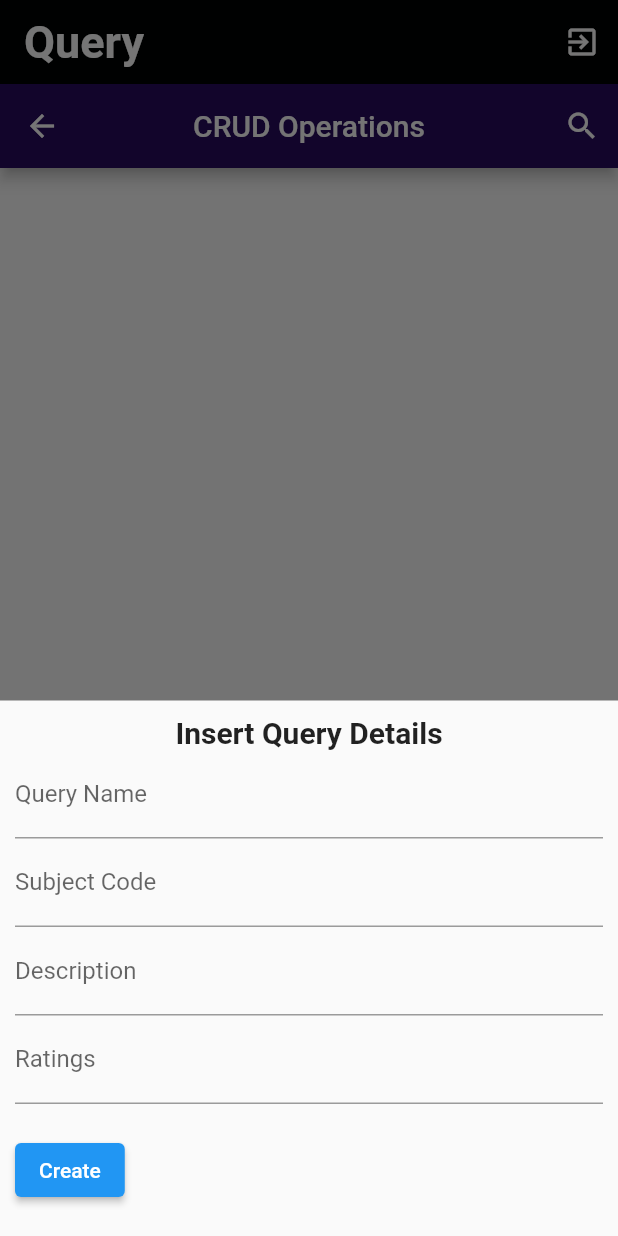
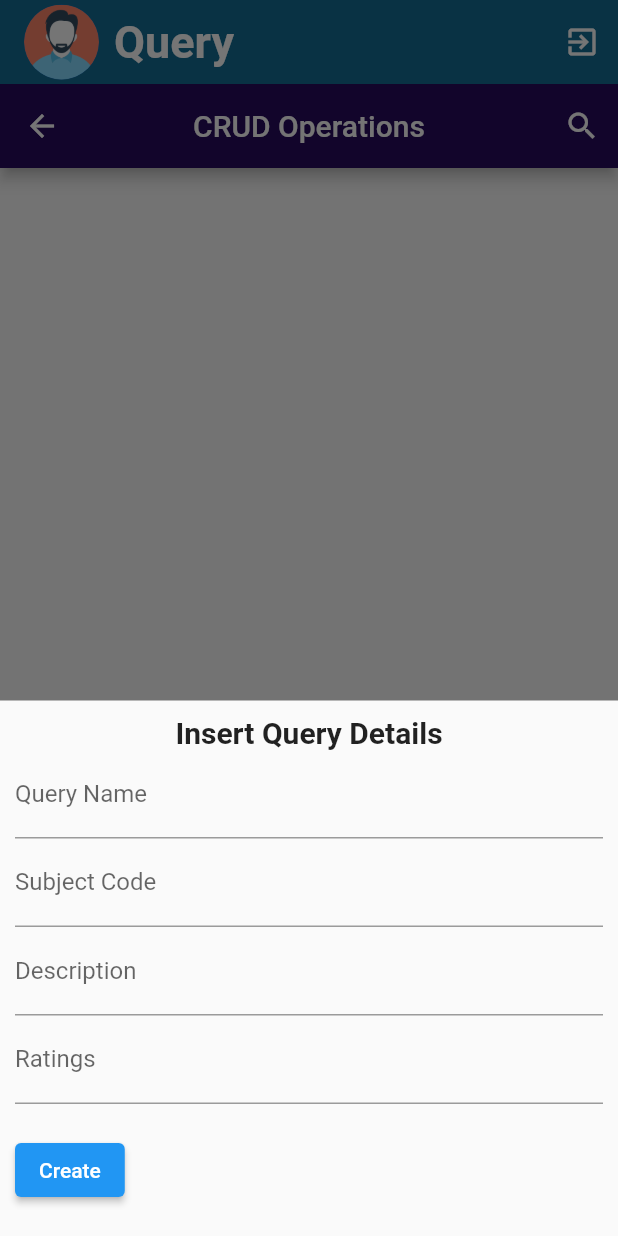
Before and after one commit to Harish3000/shades-app-flutter-project, a Flutter app: the BottomTabBar screen opened by its route, after a tap on the "add" icon, on a phone screen of 412 x 824 dp. Run offline on Flutter 3.47's test engine with Material 2 defaults, Android fonts, the phone set to English and light mode, and no system bars; our stand-ins replace cloud_firestore, firebase_auth, firebase_core, flutter_rating_bar; accounts and stored records are empty.

Commit message:
Profile Image

```diff
--- a/shades/lib/shared/common_widgets/BottomTabBar.dart
+++ b/shades/lib/shared/common_widgets/BottomTabBar.dart
@@ -4,6 +4,7 @@ import 'package:shades/features/community_mgt/community.dart';
 import 'package:shades/features/module_mgt/module.dart';
 import 'package:shades/features/query_mgt/query.dart';
 import 'package:shades/features/resource_mgt/resource.dart';
+import 'package:shades/features/community_mgt/user_profile.dart'; // Import the user profile page
 
 class BottomTabBar extends StatefulWidget {
   const BottomTabBar({Key? key}) : super(key: key);
@@ -33,7 +34,26 @@ class _BottomTabBarState extends State<BottomTabBar> {
       body: _tabs[_currentIndex],
       appBar: AppBar(
         automaticallyImplyLeading: false,
-        title: Text(
+        backgroundColor: const Color(0xFF146C94),
+        elevation: 0,
+        title: Row(
+          children: [
+            InkWell(
+              onTap: () {
+                // Navigate to user profile page
+                Navigator.push(
+                  context,
+                  MaterialPageRoute(builder: (context) => UserProfilePage()),
+                );
+              },
+              child: CircleAvatar(
+                radius: 25,
+                backgroundImage:
+                    AssetImage('assets/community/profile images/pp.png'),
+              ),
+            ),
+            SizedBox(width: 10), // Add spacing between profile image and title
+            Text(
               _tabTitles[_currentIndex],
               style: const TextStyle(
                 fontSize: 30,
@@ -41,8 +61,8 @@ class _BottomTabBarState extends State<BottomTabBar> {
                 color: Colors.white,
               ),
             ),
-        backgroundColor: const Color.fromARGB(255, 0, 3, 3),
-        elevation: 0,
+          ],
+        ),
         actions: [
           IconButton(
             icon: Icon(Icons.exit_to_app),
@@ -68,23 +88,22 @@ class _BottomTabBarState extends State<BottomTabBar> {
         items: [
           BottomNavigationBarItem(
             backgroundColor: Colors.pink,
-            icon: Icon(Icons.question_answer), // Customize the icon for Query
+            icon: Icon(Icons.question_answer),
             label: 'Query',
           ),
           BottomNavigationBarItem(
             backgroundColor: Color.fromARGB(255, 0, 219, 248),
-            icon: Icon(Icons.apps), // Customize the icon for Modules
+            icon: Icon(Icons.apps),
             label: 'Modules',
           ),
           BottomNavigationBarItem(
             backgroundColor: Colors.blueGrey,
-            icon: Icon(
-                Icons.book_online_sharp), // Customize the icon for Resources
+            icon: Icon(Icons.book_online_sharp),
             label: 'Resources',
           ),
           BottomNavigationBarItem(
             backgroundColor: Color(0xFF146C94),
-            icon: Icon(Icons.group), // Customize the icon for Community
+            icon: Icon(Icons.group),
             label: 'Community',
           ),
         ],
--- a/shades/pubspec.yaml
+++ b/shades/pubspec.yaml
@@ -67,6 +67,7 @@ flutter:
     - assets/module/
     - assets/community/
     - assets/community/community images/
+    - assets/community/profile images/
 
   # An image asset can refer to one or more resolution-specific "variants", see
   # https://flutter.dev/assets-and-images/#resolution-aware
```
Also changed, not shown: shades/lib/features/community_mgt/user_profile.dart (added, +16 -0 lines), shades/assets/community/profile images/pp.png (added). Lines whose indentation alone changed are shown as unchanged.
